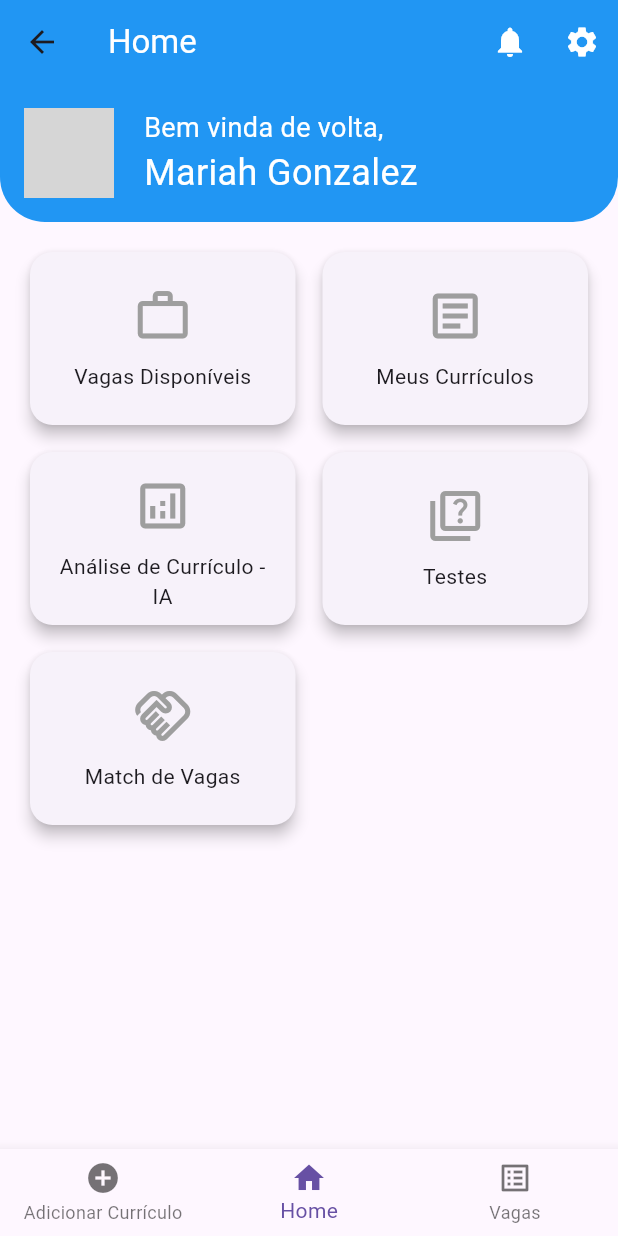
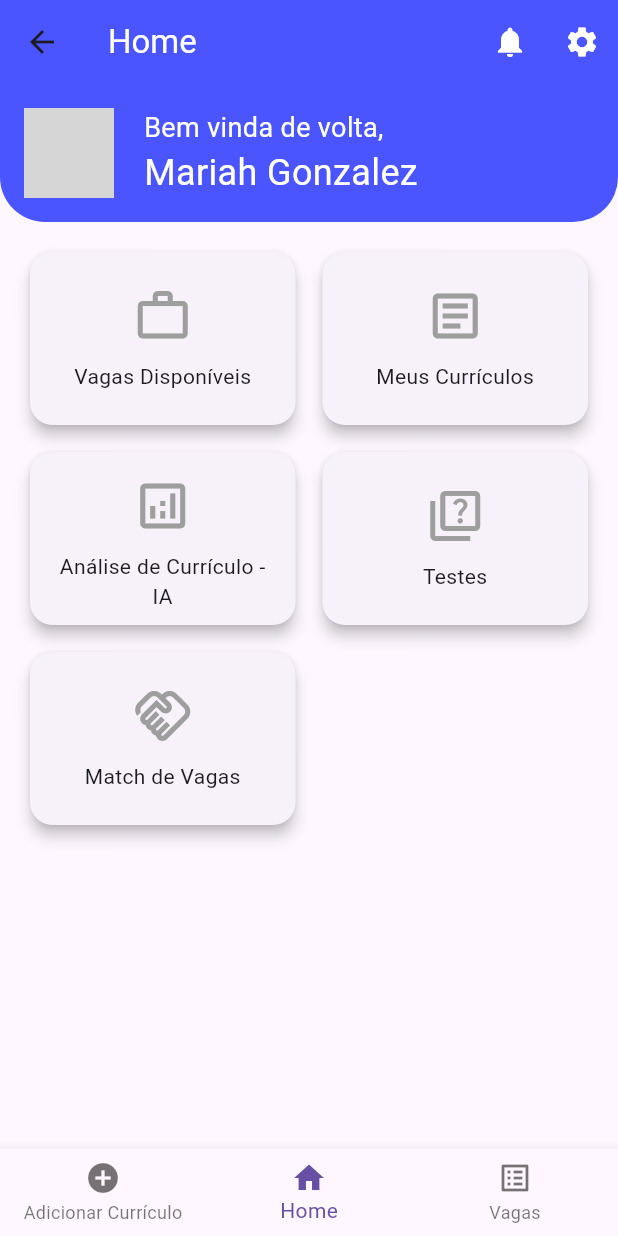
Before and after one commit to LTeruyaQ/BuscaJob, a Flutter app: the HomePage screen opened by its route, on a phone screen of 412 x 824 dp. Run offline on Flutter 3.47's test engine with Material 3 defaults, Android fonts, the phone set to English and light mode, and no system bars; our stand-ins replace font_awesome_flutter; grey boxes are pictures that could not be loaded.

Commit message:
Ajustes da Nat

```diff
--- a/lib/screens/home_page.dart
+++ b/lib/screens/home_page.dart
@@ -5,7 +5,7 @@ class HomePage extends StatelessWidget {
   Widget build(BuildContext context) {
     return Scaffold(
       appBar: AppBar(
-        backgroundColor: Colors.blue,
+        backgroundColor: Color(0xFF4A55FF),
         elevation: 0,
         title: Text('Home', style: TextStyle(color: Colors.white)),
         actions: [
@@ -40,12 +40,24 @@ class HomePage extends StatelessWidget {
             icon: Icon(Icons.home),
             label: 'Home',
           ),
-
           BottomNavigationBarItem(
             icon: Icon(Icons.list_alt),
             label: 'Vagas',
           ),
         ],
+        onTap: (index) {
+          switch (index) {
+            case 0:
+              Navigator.pushNamed(context, '/home');
+              break;
+            case 1:
+              Navigator.pushNamed(context, '/submit-resume');
+              break;
+            case 2:
+              Navigator.pushNamed(context, '/available-jobs');
+              break;
+          }
+        },
       ),
     );
   }
@@ -57,7 +69,7 @@ class Header extends StatelessWidget {
     return Container(
       padding: EdgeInsets.all(16),
       decoration: BoxDecoration(
-        color: Colors.blue,
+        color: Color(0xFF4A55FF),
         borderRadius: BorderRadius.only(
           bottomLeft: Radius.circular(30),
           bottomRight: Radius.circular(30),
@@ -70,8 +82,7 @@ class Header extends StatelessWidget {
             children: [
               CircleAvatar(
                 radius: 30,
-                backgroundImage: NetworkImage(
-                    'https://via.placeholder.com/150'), // Substitua pelo link da imagem do usuário
+                backgroundImage: AssetImage('assets/user_placeholder.png'),
               ),
               SizedBox(width: 20),
               Column(
@@ -97,11 +108,11 @@ class Header extends StatelessWidget {
 
 class Dashboard extends StatelessWidget {
   final List<Map<String, dynamic>> dashboardItems = [
-    {'icon': Icons.work_outline, 'label': 'Vagas Disponíveis'},
-    {'icon': Icons.article_outlined, 'label': 'Meus Currículos'},
-    {'icon': Icons.analytics_outlined, 'label': 'Análise de Currículo - IA'},
-    {'icon': Icons.quiz_outlined, 'label': 'Testes'},
-    {'icon': Icons.handshake_outlined, 'label': 'Match de Vagas'},
+    {'icon': Icons.work_outline, 'label': 'Vagas Disponíveis', 'route': '/available-jobs'},
+    {'icon': Icons.article_outlined, 'label': 'Meus Currículos', 'route': '/submit-resume'},
+    {'icon': Icons.analytics_outlined, 'label': 'Análise de Currículo - IA', 'route': '/resume-metrics'},
+    {'icon': Icons.quiz_outlined, 'label': 'Testes', 'route': '/tests'},
+    {'icon': Icons.handshake_outlined, 'label': 'Match de Vagas', 'route': '/match-jobs'},
   ];
 
   @override
@@ -121,6 +132,7 @@ class Dashboard extends StatelessWidget {
             return DashboardItem(
               icon: dashboardItems[index]['icon'],
               label: dashboardItems[index]['label'],
+              route: dashboardItems[index]['route'],
             );
           },
         ),
@@ -132,12 +144,17 @@ class Dashboard extends StatelessWidget {
 class DashboardItem extends StatelessWidget {
   final IconData icon;
   final String label;
+  final String route;
 
-  DashboardItem({required this.icon, required this.label});
+DashboardItem({required this.icon, required this.label, required this.route});
 
   @override
   Widget build(BuildContext context) {
-    return Card(
+    return GestureDetector(
+      onTap: () {
+        Navigator.pushNamed(context, route);
+      },
+      child: Card(
         shape: RoundedRectangleBorder(
           borderRadius: BorderRadius.circular(15),
         ),
@@ -155,6 +172,7 @@ class DashboardItem extends StatelessWidget {
             ),
           ),
         ),
+      ),
     );
   }
 }
```
Also changed, not shown: assets/images/user_placeholder.png (added). Lines whose indentation alone changed are shown as unchanged.
